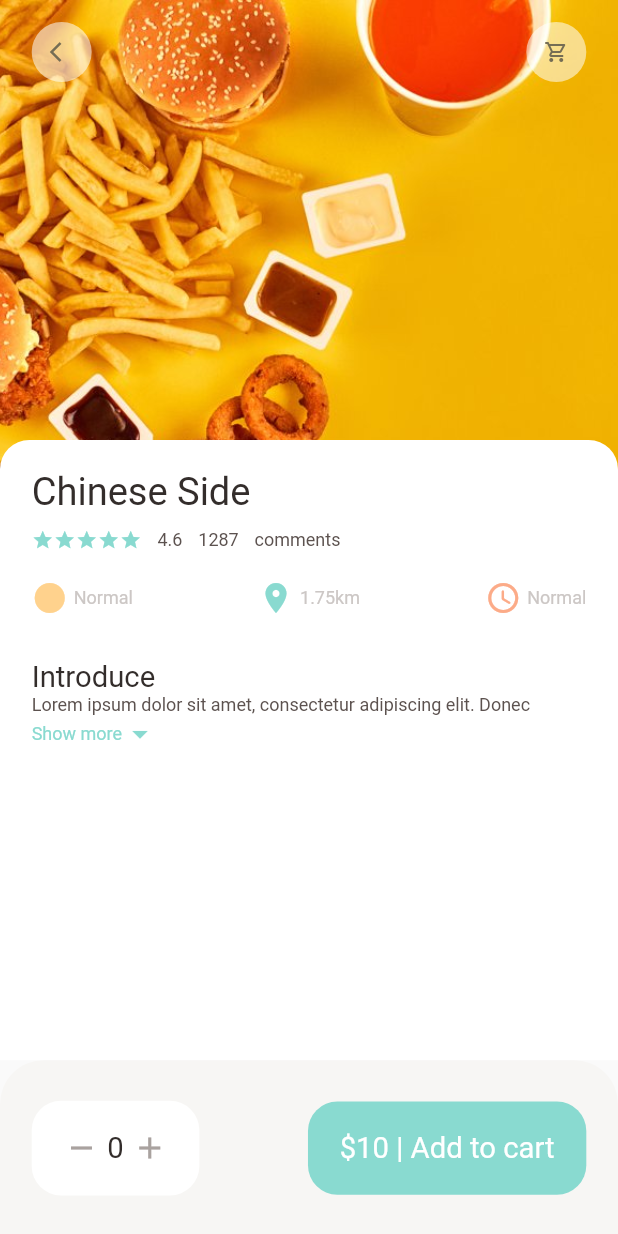
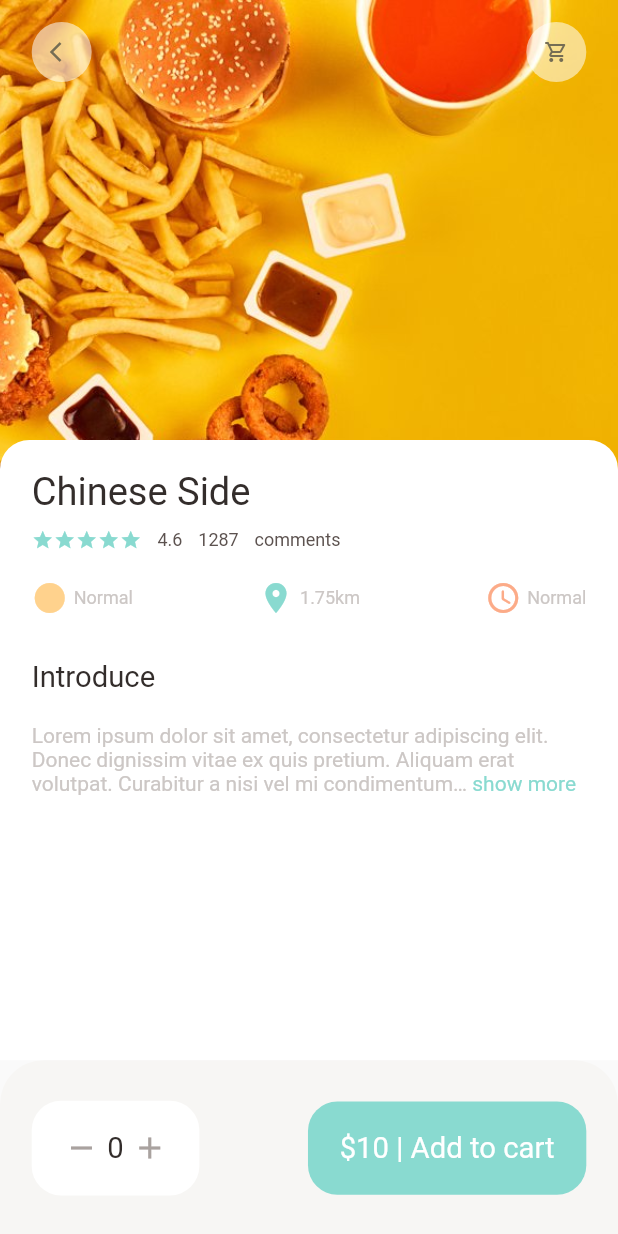
Before and after one commit to ItsMinhaj/Food-Delivery-App-With-Backend, a Flutter app: the screen it shows after launch, on a phone screen of 412 x 824 dp. Run offline on Flutter 3.47's test engine with Material 2 defaults, Android fonts, the phone set to English and light mode, and no system bars; drawn by our look-alikes of expandable_text; our stand-ins replace dots_indicator, get, google_fonts.

Commit message:
Expandable Text Widget

```diff
--- a/lib/pages/food/popular_food_details.dart
+++ b/lib/pages/food/popular_food_details.dart
@@ -1,3 +1,4 @@
+import 'package:expandable_text/expandable_text.dart';
 import 'package:flutter/material.dart';
 import 'package:food_delivery/utlis/dimensions.dart';
 import 'package:food_delivery/widgets/expandable_text.dart';
@@ -103,9 +104,27 @@ class PopularFoodDetails extends StatelessWidget {
                   ),
                   SizedBox(height: Dimensions.height30),
                   BigText(text: "Introduce"),
-                  ExpandableTextWidget(
-                      text:
-                          "Lorem ipsum dolor sit amet, consectetur adipiscing elit. Donec dignissim vitae ex quis pretium. Aliquam erat volutpat. Curabitur a nisi vel mi condimentum condimentum. Maecenas vitae libero id nibh luctus pellentesque ac aliquam ex. Class aptent taciti sociosqu ad litora torquent per conubia nostra, per inceptos himenaeos. Sed at eros a nisi ullamcorper eleifend ac ut leo. Nam aliquam vulputate bibendum...")
+                  SizedBox(height: Dimensions.height20),
+                  // Expandable Text widget
+                  Expanded(
+                    child: SingleChildScrollView(
+                      child: ExpandableText(
+                        '''Lorem ipsum dolor sit amet, consectetur adipiscing elit. Donec dignissim vitae ex quis pretium. Aliquam erat volutpat. Curabitur a nisi vel mi condimentum condimentum. Maecenas vitae libero id nibh luctus pellentesque ac aliquam ex. Class aptent taciti sociosqu ad litora torquent per conubia nostra, per inceptos himenaeos. Sed at eros a nisi ullamcorper eleifend ac ut leo. Nam aliquam vulputate bibendum.
+
+                    Nam congue velit id risus dapibus suscipit. Etiam pulvinar ultrices pellentesque. Vestibulum ut ante libero. Nulla dui quam, sollicitudin nec metus et, tristique porta urna. Morbi pulvinar elit eu dolor semper, ac dictum odio aliquam. Etiam condimentum vestibulum est. Maecenas suscipit leo dui, ac dictum est tristique et. Mauris condimentum consequat diam eget aliquet.
+
+                    Vivamus lacinia vitae tortor vel vestibulum. Aliquam ut orci volutpat, vulputate dui at, laoreet neque. Quisque dictum odio nec ipsum blandit iaculis. In in facilisis tellus, ac porttitor quam. Maecenas nec quam gravida ligula tincidunt volutpat ultricies sed ex. Maecenas non laoreet quam, id venenatis neque. Cras gravida ipsum sed porta consequat. Fusce aliquet sapien ac gravida iaculis. Ut sem purus, rhoncus nec tincidunt ac, ornare eget lectus. Etiam in nunc sit amet tellus fringilla hendrerit. Nunc tincidunt odio non nulla lacinia, et consequat ligula pretium.''',
+                        style: TextStyle(color: AppColors.textColor),
+                        expandText: 'show more',
+                        collapseText: 'show less',
+                        maxLines: 3,
+                        linkColor: AppColors.mainColor,
+                      ),
+                    ),
+                  )
+                  // const ExpandableTextWidget(
+                  //     text:
+                  //         "Lorem ipsum dolor sit amet, consectetur adsffffffffffffffff asdfsadf adipiscing elit. Donec dignissim vitae ex quis pretium. Aliquam erat volutpat. Curabitur a nisi vel mi condimentum condimentum. Maecenas vitae libero id nibh luctus pellentesque ac aliquam ex. Class aptent taciti sociosqu ad litora torquent per conubia nostra, per inceptos himenaeos. Sed at eros a nisi ullamcorper eleifend ac ut leo. Nam aliquam vulputate bibendum...")
                 ],
               ),
             ),
--- a/lib/widgets/expandable_text.dart
+++ b/lib/widgets/expandable_text.dart
@@ -53,7 +53,11 @@ class _ExpandableTextWidgetState extends State<ExpandableTextWidget> {
                   child: Row(
                     children: [
                       SmallText(text: "Show more", color: AppColors.mainColor),
-                      Icon(Icons.arrow_drop_down, color: AppColors.mainColor),
+                      Icon(
+                          hiddenText
+                              ? Icons.arrow_drop_down
+                              : Icons.arrow_drop_up,
+                          color: AppColors.mainColor),
                     ],
                   ),
                 ),
--- a/pubspec.yaml
+++ b/pubspec.yaml
@@ -33,6 +33,7 @@ dependencies:
     sdk: flutter
   get: ^4.6.5
   google_fonts: ^2.3.3
+  expandable_text: 2.3.0
 
 dev_dependencies:
   flutter_lints: ^2.0.0
```
Also changed, not shown: pubspec.lock.
